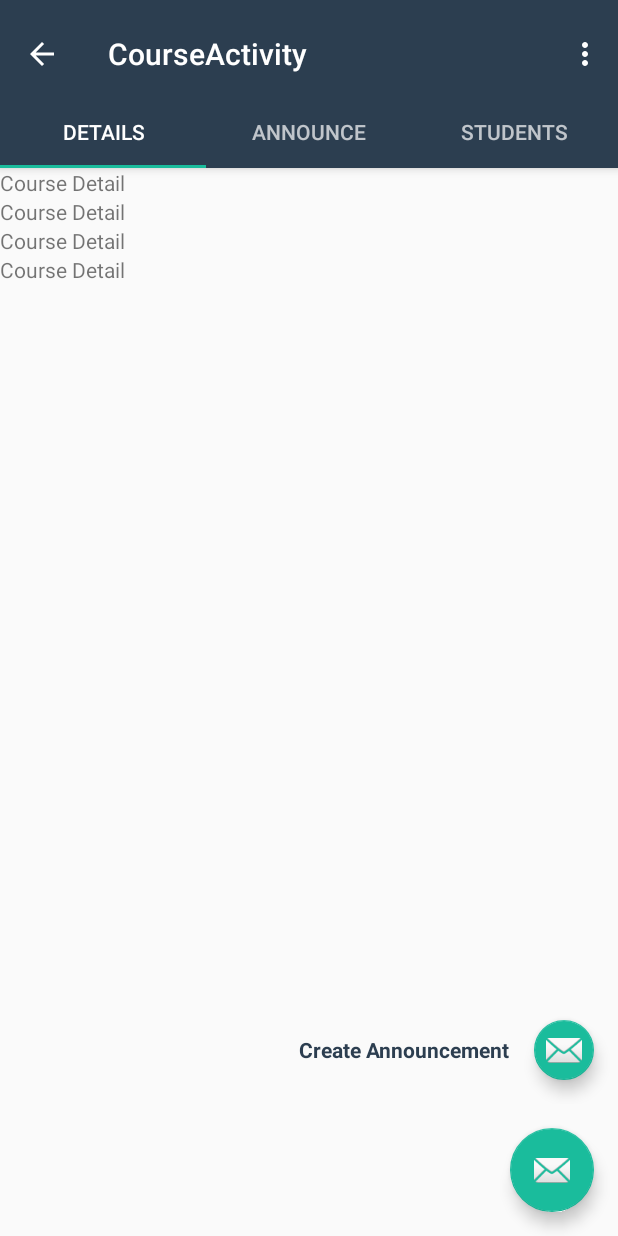
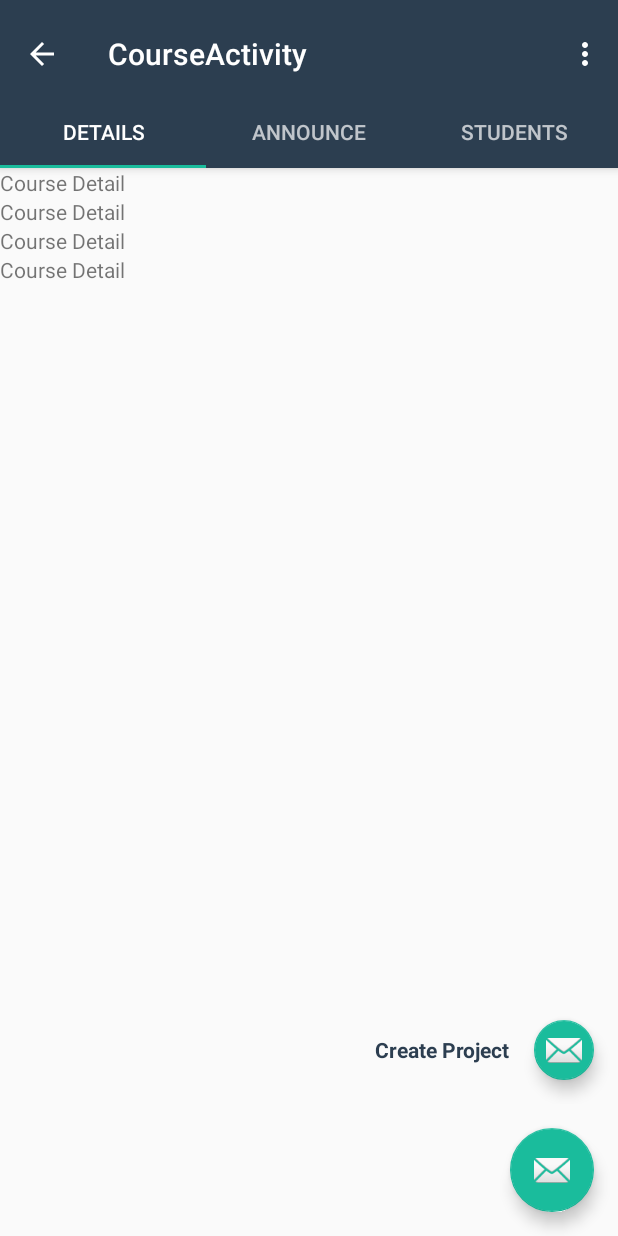
Before and after one commit to iozbeyli/LoopcakeMobile, an Android app: the CourseActivity screen opened directly, with no data from a screen before it, in the options menu, after a tap on "Settings", on a phone screen of 412 x 824 dp. Run offline under Robolectric (Android 15) with nearby library versions, the phone set to English and light mode, and no system bars; 2 statements that could not run were skipped.

Commit message:
FAB navigation for course

```diff
--- a/app/src/main/java/com/loopcake/loopcakemobile/CourseActivity.java
+++ b/app/src/main/java/com/loopcake/loopcakemobile/CourseActivity.java
@@ -40,9 +40,11 @@ public class CourseActivity extends LCTabbedActivity {
     public ArrayList<ArrayList<String>> setTextListsForFragments() {
         ArrayList<ArrayList<String>> fragmentTextLists=new ArrayList<>();
         ArrayList<String> fabTexts = new ArrayList<>();
-        fabTexts.add("Create Announcement");
+        fabTexts.add("Create Project");
+        ArrayList<String> fabTexts2 = new ArrayList<>();
+        fabTexts2.add("Create Announcement");
         fragmentTextLists.add(fabTexts);
-        fragmentTextLists.add(fabTexts);
+        fragmentTextLists.add(fabTexts2);
         fragmentTextLists.add(fabTexts);
         return fragmentTextLists;
 
@@ -57,13 +59,24 @@ public class CourseActivity extends LCTabbedActivity {
             public void onClick(View v) {
                 CreateAnnouncementFragment caf = new CreateAnnouncementFragment();
                 Intent in = new Intent(CourseActivity.this, SubCourseActivity.class);
+                in.putExtra("fragment", Enumerators.CourseActions.CREATE_PROJECT);
+                in.putExtra("courseName", Session.selectedCourse.title);
+                startActivity(in);
+            }
+        });
+        ArrayList<View.OnClickListener> listeners2 = new ArrayList<>();
+        listeners2.add(new View.OnClickListener() {
+            @Override
+            public void onClick(View v) {
+                CreateAnnouncementFragment caf = new CreateAnnouncementFragment();
+                Intent in = new Intent(CourseActivity.this, SubCourseActivity.class);
                 in.putExtra("fragment", Enumerators.CourseActions.CREATE_ANNOUNCEMENT);
                 in.putExtra("courseName", Session.selectedCourse.title);
                 startActivity(in);
             }
         });
         fragmentListenerLists.add(listeners);
-        fragmentListenerLists.add(listeners);
+        fragmentListenerLists.add(listeners2);
         fragmentListenerLists.add(listeners);
         return fragmentListenerLists;
     }
--- a/app/src/main/java/com/loopcake/loopcakemobile/Enumerators/Enumerators.java
+++ b/app/src/main/java/com/loopcake/loopcakemobile/Enumerators/Enumerators.java
@@ -6,6 +6,6 @@ package com.loopcake.loopcakemobile.Enumerators;
 
 public class Enumerators {
     public enum AnnouncementType {INSTRUCTOR,STUDENT,COURSE}
-    public enum CourseActions {CREATE_ANNOUNCEMENT}
+    public enum CourseActions {CREATE_ANNOUNCEMENT, CREATE_PROJECT}
     public enum FileType {FILE,FOLDER}
 }
--- a/app/src/main/java/com/loopcake/loopcakemobile/SubCourseActivity.java
+++ b/app/src/main/java/com/loopcake/loopcakemobile/SubCourseActivity.java
@@ -26,14 +26,22 @@ public class SubCourseActivity extends AppCompatActivity {
         Enumerators.CourseActions ca = (Enumerators.CourseActions) getIntent().getSerializableExtra("fragment");
         String courseName = getIntent().getExtras().getString("courseName");
         setTitle(courseName);
+        LCFragment fra = null;
         switch (ca){
             case CREATE_ANNOUNCEMENT:
-                FragmentTransaction ft = getSupportFragmentManager().beginTransaction();
-                ft.add(R.id.subFrame, new CreateAnnouncementFragment());
-                ft.commit();
+                fra = new CreateAnnouncementFragment();
+                break;
+            case CREATE_PROJECT:
+                fra = new CreateProjectFragment();
                 break;
             default:
                 Log.wtf(TAG, "unknown course action");
         }
+        if(fra != null){
+            FragmentTransaction ft = getSupportFragmentManager().beginTransaction();
+            ft.add(R.id.subFrame, fra);
+            ft.commit();
+        }
+
     }
 }
```
Also changed, not shown: 66 other files.
